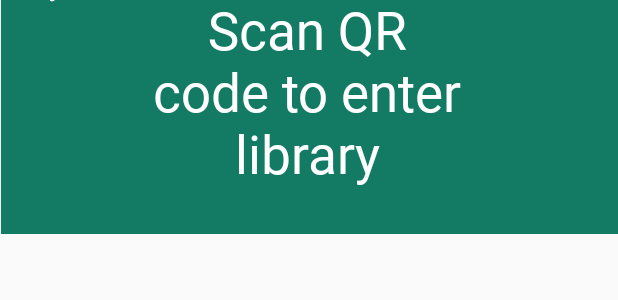
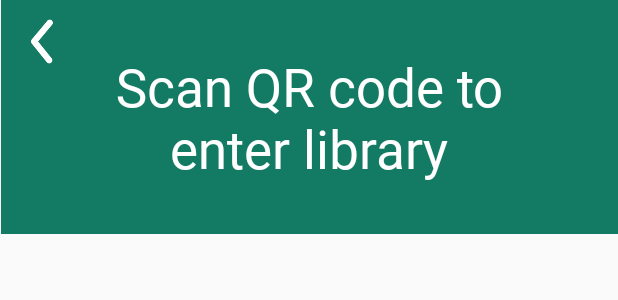
Before and after one commit to JoshuaLozano04/upang-lms, an Android app: the layout activity_qr_code.xml on its own in the app's theme, with its tools: preview values and no code run, on a phone screen of 412 x 824 dp. Shown: the top 300 px of the screen. Run offline under Robolectric (Android 15) with nearby library versions, the phone set to English and light mode, and no system bars; Roboto replaces fonts that are not available here.

Commit message:
UI fixes

```diff
--- a/app/src/main/res/layout/activity_qr_code.xml
+++ b/app/src/main/res/layout/activity_qr_code.xml
@@ -20,12 +20,19 @@
         app:layout_constraintStart_toStartOf="parent"
         app:layout_constraintTop_toTopOf="parent">
 
+
+    </LinearLayout>
+
     <ImageButton
         android:id="@+id/btnBackQR"
         android:layout_width="50dp"
         android:layout_height="50dp"
-            android:layout_marginBottom="90dp"
-            android:background="@drawable/arrow" />
+        android:layout_marginBottom="100dp"
+        android:background="@drawable/arrow"
+        app:layout_constraintBottom_toBottomOf="@+id/linearLayout1"
+        app:layout_constraintEnd_toStartOf="@+id/textView1"
+        app:layout_constraintStart_toStartOf="parent"
+        app:layout_constraintTop_toTopOf="parent" />
 
     <TextView
         android:id="@+id/textView1"
@@ -33,14 +40,14 @@
         android:layout_height="199dp"
         android:fontFamily="@font/roboto_serif_semibold"
         android:gravity="center"
-            android:text="Scan QR
-            code to enter
-            library"
+        android:text="Scan QR code to enter library"
         android:textAlignment="center"
         android:textColor="@color/white"
-            android:textSize="35sp" />
-
-    </LinearLayout>
+        android:textSize="35sp"
+        app:layout_constraintBottom_toBottomOf="@+id/linearLayout1"
+        app:layout_constraintEnd_toEndOf="parent"
+        app:layout_constraintStart_toStartOf="parent"
+        app:layout_constraintTop_toTopOf="parent" />
 
 
 
--- a/app/src/main/res/layout/activity_webpage.xml
+++ b/app/src/main/res/layout/activity_webpage.xml
@@ -30,7 +30,7 @@
         android:layout_width="50dp"
         android:layout_height="50dp"
         android:layout_marginEnd="19dp"
-        android:layout_marginBottom="55dp"
+        android:layout_marginBottom="32dp"
         android:background="@drawable/user"
         android:backgroundTint="#FFFFFF"
         app:backgroundTint="@null"
```
Also changed, not shown: app/src/main/res/layout/activity_account_page.xml (+7 -6 lines). Lines whose indentation alone changed are shown as unchanged.
